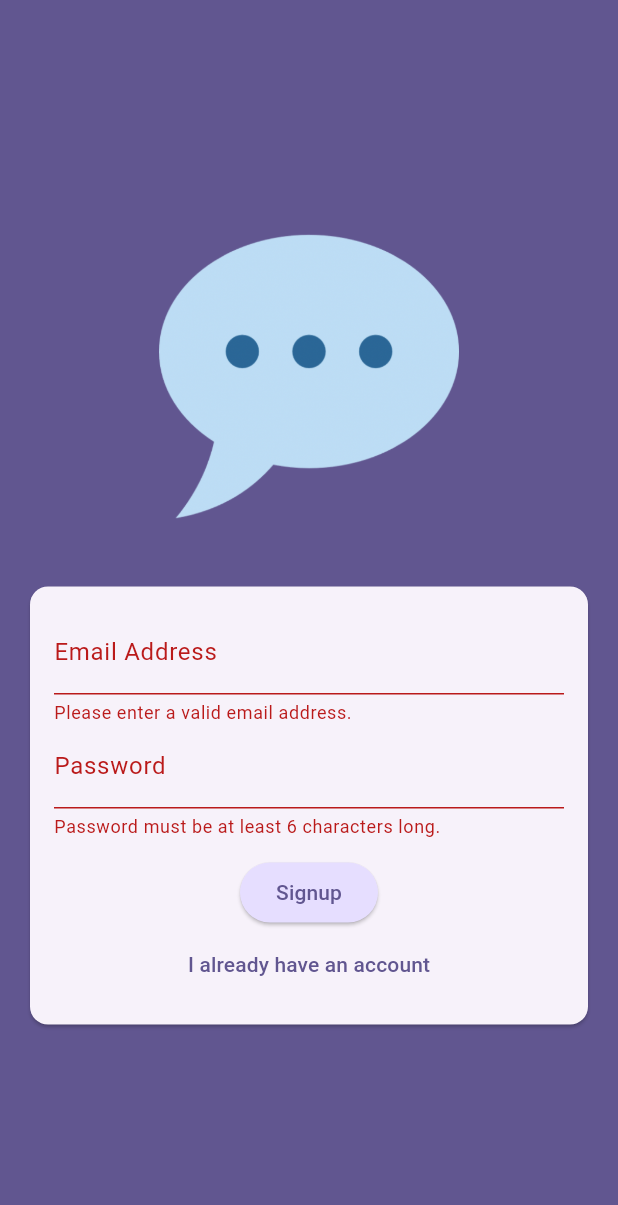
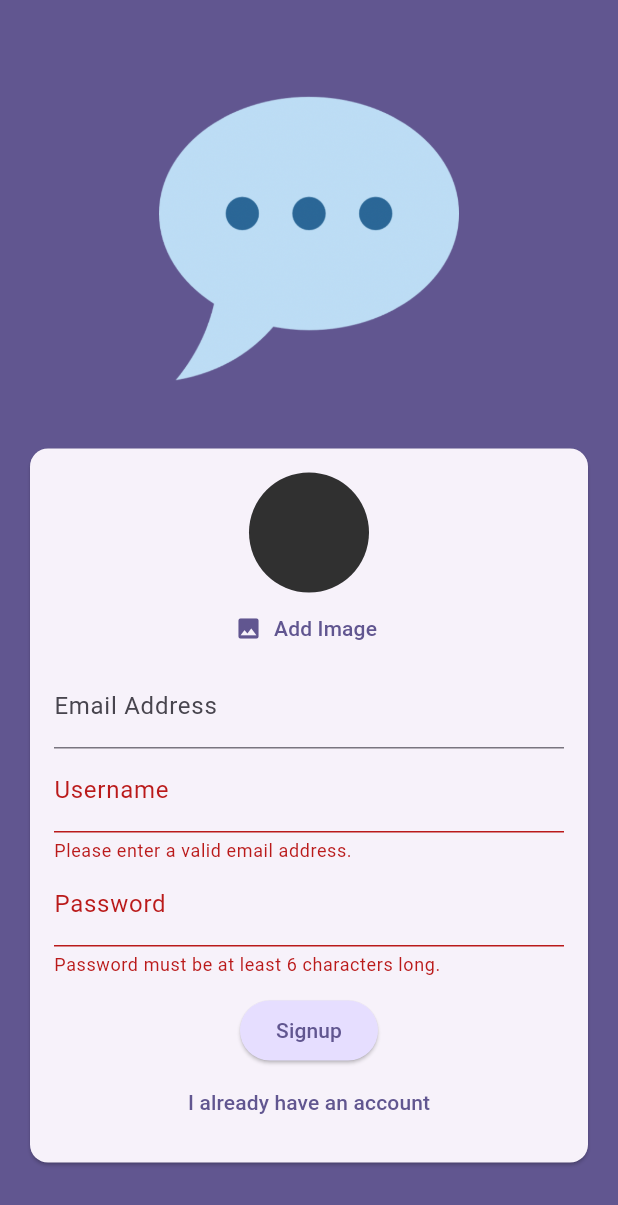
Before and after one commit to MiraculousNightingale/nightingale_flutter_chatapp, a Flutter app: the screen it shows after launch, after a tap on "Login", after a tap on "Create an account", on a phone screen of 412 x 824 dp. Shown: the top 1205 px of the screen. Run offline on Flutter 3.47's test engine with Material 2 defaults, Android fonts, the light colour scheme and no system bars; our stand-ins replace cloud_firestore, firebase_auth, firebase_core, firebase_messaging, firebase_storage, image_picker; accounts and stored records are empty.

Commit message:
Implement auth, chatting and push notif

```diff
--- a/lib/main.dart
+++ b/lib/main.dart
@@ -1,8 +1,11 @@
+import 'package:firebase_auth/firebase_auth.dart';
+import 'package:firebase_core/firebase_core.dart';
 import 'package:flutter/material.dart';
-import 'package:firebase_core/firebase_core.dart';
 
 import 'firebase_options.dart';
 import 'screens/auth.dart';
+import 'screens/chat.dart';
+import 'screens/splash.dart';
 
 void main() async {
   WidgetsFlutterBinding.ensureInitialized();
@@ -26,7 +29,20 @@
         ),
         useMaterial3: true,
       ),
-      home: const AuthScreen(),
+      home: StreamBuilder(
+        builder: (context, snapshot) {
+          if (snapshot.connectionState == ConnectionState.waiting) {
+            return const SplashScreen();
+          }
+
+          if (snapshot.hasData) {
+            return const ChatScreen();
+          }
+
+          return const AuthScreen();
+        },
+        stream: FirebaseAuth.instance.authStateChanges(),
+      ),
     );
   }
 }
--- a/lib/screens/auth.dart
+++ b/lib/screens/auth.dart
@@ -1,4 +1,12 @@
+import 'dart:io';
+
+import 'package:cloud_firestore/cloud_firestore.dart';
+import 'package:firebase_storage/firebase_storage.dart';
 import 'package:flutter/material.dart';
+import 'package:firebase_auth/firebase_auth.dart';
+import 'package:nightingale_flutter_chatapp/widgets/user_image_picker.dart';
+
+final _firebase = FirebaseAuth.instance;
 
 class AuthScreen extends StatefulWidget {
   const AuthScreen({super.key});
@@ -12,16 +20,59 @@
 
   var _enteredEmail = '';
   var _enteredPassword = '';
+  var _enteredUsername = '';
+  File? _selectedImage;
 
   var _isLogin = true;
+  var _isAuthenticating = false;
 
-  void _submit() {
+  void _submit() async {
     final isValid = _formKey.currentState!.validate();
+    if (!isValid) {
+      return;
+    }
+    if (!_isLogin && _selectedImage == null) {
+      return;
+    }
 
-    if (isValid) {
     _formKey.currentState!.save();
-      print(_enteredEmail);
-      print(_enteredPassword);
+
+    try {
+      setState(() {
+        _isAuthenticating = true;
+      });
+      if (_isLogin) {
+        final userCredentials = _firebase.signInWithEmailAndPassword(
+            email: _enteredEmail, password: _enteredPassword);
+      } else {
+        final userCredentials = await _firebase.createUserWithEmailAndPassword(
+            email: _enteredEmail, password: _enteredPassword);
+        final storageRef = FirebaseStorage.instance
+            .ref()
+            .child('user_images')
+            .child('${userCredentials.user!.uid}.jpg');
+        await storageRef.putFile(_selectedImage!);
+        final imageUrl = await storageRef.getDownloadURL();
+
+        await FirebaseFirestore.instance
+            .collection('users')
+            .doc(userCredentials.user!.uid)
+            .set({
+          'username': _enteredUsername,
+          'email': _enteredEmail,
+          'image_url': imageUrl,
+        });
+      }
+    } on FirebaseAuthException catch (error) {
+      ScaffoldMessenger.of(context).clearSnackBars();
+      ScaffoldMessenger.of(context).showSnackBar(
+        SnackBar(
+          content: Text(error.message ?? 'Authenticaiton failed.'),
+        ),
+      );
+      setState(() {
+        _isAuthenticating = false;
+      });
     }
   }
 
@@ -54,6 +105,12 @@
                     child: Column(
                       mainAxisSize: MainAxisSize.min,
                       children: [
+                        if (!_isLogin)
+                          UserImagePicker(
+                            onPickImage: (pickedImage) {
+                              _selectedImage = pickedImage;
+                            },
+                          ),
                         TextFormField(
                           decoration:
                               const InputDecoration(labelText: 'Email Address'),
@@ -70,6 +127,24 @@
                           },
                           onSaved: (newValue) {
                             _enteredEmail = newValue!;
+                          },
+                        ),
+                        if (!_isLogin)
+                          TextFormField(
+                            decoration:
+                                const InputDecoration(labelText: 'Username'),
+                            enableSuggestions: false,
+                            textCapitalization: TextCapitalization.none,
+                            validator: (value) {
+                              if (value == null ||
+                                  value.trim().isEmpty ||
+                                  value.trim().length < 4) {
+                                return 'Please enter a valid username (>=4 characters).';
+                              }
+                              return null;
+                            },
+                            onSaved: (newValue) {
+                              _enteredUsername = newValue!;
                             },
                           ),
                         TextFormField(
@@ -89,22 +164,21 @@
                         const SizedBox(
                           height: 12,
                         ),
+                        if (_isAuthenticating)
+                          const CircularProgressIndicator(),
+                        if (!_isAuthenticating)
                           ElevatedButton(
-                          onPressed: () {
-                            if (_isLogin) {
-                              _submit();
-                            } else {
-                              // ...
-                            }
-                          },
+                            onPressed: _submit,
                             style: ElevatedButton.styleFrom(
-                            backgroundColor:
-                                Theme.of(context).colorScheme.primaryContainer,
+                              backgroundColor: Theme.of(context)
+                                  .colorScheme
+                                  .primaryContainer,
                             ),
                             child: Text(
                               _isLogin ? 'Login' : 'Signup',
                             ),
                           ),
+                        if (!_isAuthenticating)
                           TextButton(
                             onPressed: () {
                               setState(() {
--- /dev/null
+++ b/lib/screens/splash.dart
@@ -0,0 +1,20 @@
+import 'package:flutter/material.dart';
+
+class SplashScreen extends StatelessWidget {
+  const SplashScreen({super.key});
+
+  @override
+  Widget build(BuildContext context) {
+    return Scaffold(
+      appBar: AppBar(
+        title: const Text('FlutterChat'),
+      ),
+      body: const Center(
+        child: Column(
+          crossAxisAlignment: CrossAxisAlignment.center,
+          children: [Text('Loading...'), CircularProgressIndicator()],
+        ),
+      ),
+    );
+  }
+}
--- /dev/null
+++ b/lib/widgets/user_image_picker.dart
@@ -0,0 +1,52 @@
+import 'dart:io';
+
+import 'package:flutter/material.dart';
+import 'package:image_picker/image_picker.dart';
+
+class UserImagePicker extends StatefulWidget {
+  const UserImagePicker({super.key, required this.onPickImage});
+
+  final void Function(File pickedImage) onPickImage;
+
+  @override
+  State<UserImagePicker> createState() => _UserImagePickerState();
+}
+
+class _UserImagePickerState extends State<UserImagePicker> {
+  File? _pickedImageFile;
+
+  void _pickImage() async {
+    final pickedImage = await ImagePicker()
+        .pickImage(source: ImageSource.camera, imageQuality: 50, maxWidth: 150);
+    if (pickedImage == null) return;
+    setState(() {
+      _pickedImageFile = File(pickedImage.path);
+    });
+
+    widget.onPickImage(_pickedImageFile!);
+  }
+
+  @override
+  Widget build(BuildContext context) {
+    return Column(
+      children: [
+        CircleAvatar(
+          radius: 40,
+          backgroundColor: Colors.grey[850],
+          foregroundImage:
+              _pickedImageFile != null ? FileImage(_pickedImageFile!) : null,
+        ),
+        TextButton.icon(
+          onPressed: _pickImage,
+          icon: const Icon(Icons.image),
+          label: Text(
+            'Add Image',
+            style: TextStyle(
+              color: Theme.of(context).colorScheme.primary,
+            ),
+          ),
+        ),
+      ],
+    );
+  }
+}
--- a/pubspec.yaml
+++ b/pubspec.yaml
@@ -37,6 +37,10 @@
   cupertino_icons: ^1.0.2
   firebase_core: ^2.13.0
   firebase_auth: ^4.6.1
+  firebase_storage: ^11.2.1
+  image_picker: ^0.8.7+5
+  cloud_firestore: ^4.7.1
+  firebase_messaging: ^14.6.1
 
 dev_dependencies:
   flutter_test:
```
Also changed, not shown: lib/screens/chat.dart (added, +55 -0 lines), lib/widgets/chat_messages.dart (added, +73 -0 lines), lib/widgets/message_bubble.dart (added, +147 -0 lines), lib/widgets/new_message.dart (added, +70 -0 lines), firebase.json (added), pubspec.lock, 7 other files. Lines whose indentation alone changed are shown as unchanged.
